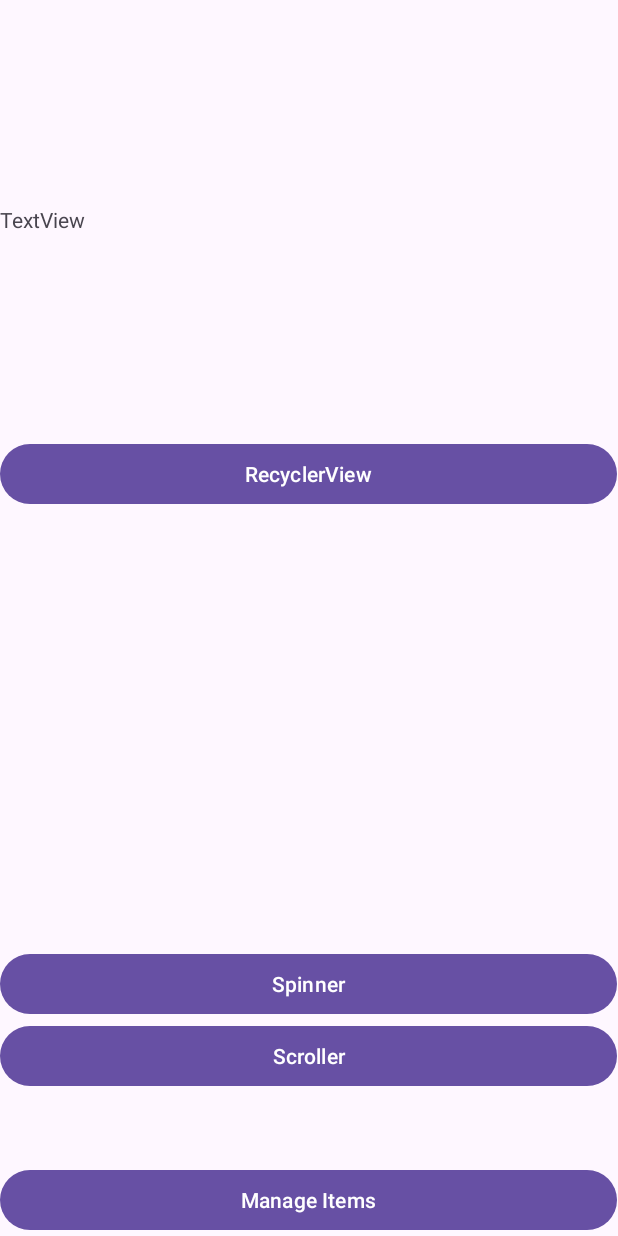
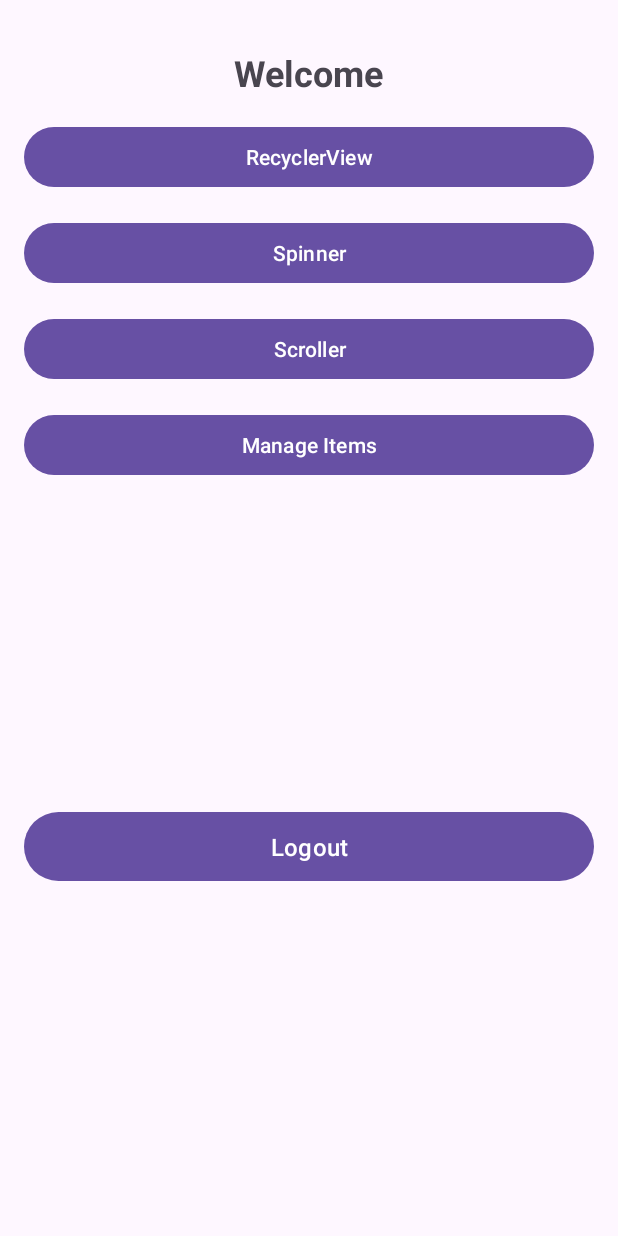
Before and after one commit to dawangk/B07-Planetze, an Android app: the screen it shows after launch once a user with an empty profile is signed in (HomeFragment), on a phone screen of 412 x 824 dp. Run offline under Robolectric (Android 15) with nearby library versions, the phone set to English and light mode, and no system bars; our stand-ins replace Firebase (no records; nobody signed in at launch, a user with empty details on screens opened directly).

Commit message:
Implemented Pop-up Message and Logout Button
Implemented pop-up message when the user input invalid email and/or password and also implemented logout button that redirects user to login page

```diff
--- a/app/src/main/java/com/example/b07projectfall2024/HomeFragment.java
+++ b/app/src/main/java/com/example/b07projectfall2024/HomeFragment.java
@@ -29,10 +29,12 @@ public class HomeFragment extends AppCompatActivity {
         super.onCreate(savedInstanceState);
         setContentView(R.layout.activity_home_fragment);
 
+
         Button buttonRecyclerView = findViewById(R.id.buttonRecyclerView);
         Button buttonScroller = findViewById(R.id.buttonScroller);
         Button buttonSpinner = findViewById(R.id.buttonSpinner);
         Button buttonManageItems = findViewById(R.id.buttonManageItems);
+        Button logoutButton = findViewById(R.id.logoutButton); // New Logout Button
 
         mAuth = FirebaseAuth.getInstance();
 
@@ -69,6 +71,19 @@ public class HomeFragment extends AppCompatActivity {
             @Override
             public void onClick(View v) { loadFragment(new ManageItemsFragment(), true);}
         });
+
+        // Logout button click listener
+        logoutButton.setOnClickListener(view -> {
+            mAuth.signOut(); // Sign out from Firebase
+            Intent intent = new Intent(HomeFragment.this, LoginActivityView.class);
+            intent.setFlags(Intent.FLAG_ACTIVITY_CLEAR_TOP | Intent.FLAG_ACTIVITY_NEW_TASK);
+
+            // Redirect to Login Page
+            startActivity(intent);
+
+            // Close current activity
+            finish();
+        });
     }
     private void loadFragment(Fragment fragment, boolean addToStack) {
         FragmentTransaction transaction = getSupportFragmentManager().beginTransaction();
--- a/app/src/main/java/com/example/b07projectfall2024/LoginPage/LoginActivityModel.java
+++ b/app/src/main/java/com/example/b07projectfall2024/LoginPage/LoginActivityModel.java
@@ -40,6 +40,10 @@ public class LoginActivityModel {
                                 });
                             }
                         }
+
+                        else {
+                            presenter.onLoginFailed("Invalid email and/or password");
+                        }
                     }
                 });
     }
--- a/app/src/main/java/com/example/b07projectfall2024/LoginPage/LoginActivityPresenter.java
+++ b/app/src/main/java/com/example/b07projectfall2024/LoginPage/LoginActivityPresenter.java
@@ -12,12 +12,21 @@ public class LoginActivityPresenter {
         this.model = model;
     }
 
+    /*
+    * Check if basic params for login fields (email and password) meet basic criteria
+    * If so then attempt to authenticate the user with firebase
+    * otherwise set an error notice in the problem field
+    *
+    * The basic criteria are indicated as so:
+    * - email isn't empty
+    * - password isn't empty
+    * - password is at least 6 characters long
+    * */
     public void Login(String email, String password){
         if (email.isEmpty()) {
             view.SetErrorField("EmailError", "Email is required");
             return;
         }
-
         if (password.isEmpty()) {
             view.SetErrorField("PasswordError", "Password is required");
             return;
@@ -28,7 +37,21 @@ public class LoginActivityPresenter {
         model.LoginUser(this, email, password);
     }
 
-    public <T extends AppCompatActivity> void PageRedirect(Class<T> TargetPage) {
-        view.startActivity(new Intent(view, TargetPage));
+    /*
+     * Callback for failed login attempts.
+     * Displays a pop-up message (Toast) with the provided error message.
+     * @param message The error message to display.
+     */
+    public void onLoginFailed(String message) {
+        view.showToastMessage(message);
+    }
+
+    /*
+        Given an Activity Class, TargetPage, redirects the current view to the target activity/page
+     */
+    public <T extends AppCompatActivity> Intent PageRedirect(Class<T> TargetPage) {
+        Intent tmpIntent = new Intent(view, TargetPage);
+        view.startActivity(tmpIntent);
+        return tmpIntent;
     }
 }
--- a/app/src/main/java/com/example/b07projectfall2024/LoginPage/LoginActivityView.java
+++ b/app/src/main/java/com/example/b07projectfall2024/LoginPage/LoginActivityView.java
@@ -4,6 +4,7 @@ import android.os.Bundle;
 import android.view.View;
 import android.widget.Button;
 import android.widget.EditText;
+import android.widget.Toast;
 
 import androidx.appcompat.app.AppCompatActivity;
 
@@ -35,6 +36,7 @@ public class LoginActivityView extends AppCompatActivity {
         InputFields.put("EmailField", (EditText)findViewById(R.id.loginEmailField));
         InputFields.put("PasswordField", (EditText)findViewById(R.id.loginPasswordField));
 
+        //Redirect user back to Register page
         registerRedirect.setOnClickListener(new View.OnClickListener() {
             @Override
             public void onClick(View v) {
@@ -42,6 +44,9 @@ public class LoginActivityView extends AppCompatActivity {
             }
         });
 
+        /*
+        On click attempt to login the user in with email and password fields
+         */
         buttonLogin.setOnClickListener(new View.OnClickListener() {
             @Override
             public void onClick(View v) {
@@ -53,6 +58,7 @@ public class LoginActivityView extends AppCompatActivity {
             }
         });
 
+        //Redirect user to forgot password page
         ForgotPassword.setOnClickListener(new View.OnClickListener() {
             @Override
             public void onClick(View v) {
@@ -61,6 +67,11 @@ public class LoginActivityView extends AppCompatActivity {
         });
     }
 
+    /*
+    Given the FieldName and ErrorMsg
+    If FieldName exists within this view then call setError on that given field with Error message ErrorMsg
+    as well as requesting focus.
+     */
     public void SetErrorField(String FieldName, String ErrorMsg){
         if(InputFields.containsKey(FieldName)){
             InputFields.get(FieldName).setError(ErrorMsg);
@@ -68,4 +79,12 @@ public class LoginActivityView extends AppCompatActivity {
         }
     }
 
+    /*
+     * Displays a toast message for invalid login attempts or other user notifications.
+     * @param message The message to display in the toast.
+     */
+    public void showToastMessage(String message) {
+        Toast.makeText(this, message, Toast.LENGTH_SHORT).show();
+    }
+
 }
--- a/app/src/main/java/com/example/b07projectfall2024/MainActivity.java
+++ b/app/src/main/java/com/example/b07projectfall2024/MainActivity.java
@@ -25,7 +25,9 @@ public class MainActivity extends AppCompatActivity {
         if(FirebaseAuth.getInstance().getCurrentUser() != null){
             startActivity(new Intent(MainActivity.this, HomeFragment.class));
             finish();
-        }else{
+        }
+
+        else{
             startActivity(new Intent(MainActivity.this, LoginActivityView.class));
             finish();
         }
@@ -47,4 +49,5 @@ public class MainActivity extends AppCompatActivity {
             super.onBackPressed();
         }
     }
+
 }
--- a/app/src/main/res/layout/activity_home_fragment.xml
+++ b/app/src/main/res/layout/activity_home_fragment.xml
@@ -6,46 +6,86 @@
     android:layout_height="match_parent"
     tools:context=".HomeFragment">
 
-    <Button
-        android:id="@+id/buttonRecyclerView"
-        android:layout_width="411dp"
-        android:layout_height="wrap_content"
-        android:text="@string/recyclerview"
-        app:layout_constraintBottom_toTopOf="@+id/buttonSpinner"
-        app:layout_constraintTop_toTopOf="parent"
-        tools:layout_editor_absoluteX="0dp" />
-
-    <Button
-        android:id="@+id/buttonScroller"
-        android:layout_width="411dp"
-        android:layout_height="wrap_content"
-        android:layout_marginBottom="48dp"
-        android:text="@string/scroller"
-        app:layout_constraintBottom_toTopOf="@+id/buttonManageItems"
-        tools:layout_editor_absoluteX="0dp" />
-
-    <Button
-        android:id="@+id/buttonSpinner"
-        android:layout_width="411dp"
-        android:layout_height="wrap_content"
-        android:text="@string/spinner"
-        app:layout_constraintBottom_toTopOf="@+id/buttonScroller"
-        tools:layout_editor_absoluteX="0dp" />
-
-    <Button
-        android:id="@+id/buttonManageItems"
-        android:layout_width="411dp"
-        android:layout_height="wrap_content"
-        android:text="@string/manage_items"
-        app:layout_constraintBottom_toBottomOf="parent" />
-
+    <!-- Title or Name -->
     <TextView
         android:id="@+id/NameTest"
         android:layout_width="wrap_content"
         android:layout_height="wrap_content"
-        android:text="TextView"
-        app:layout_constraintBottom_toTopOf="@+id/buttonRecyclerView"
+        android:text="Welcome"
+        android:textSize="24sp"
+        android:textStyle="bold"
+        android:layout_marginTop="32dp"
         app:layout_constraintTop_toTopOf="parent"
-        tools:layout_editor_absoluteX="111dp" />
+        app:layout_constraintStart_toStartOf="parent"
+        app:layout_constraintEnd_toEndOf="parent" />
+
+    <!-- RecyclerView Button -->
+    <Button
+        android:id="@+id/buttonRecyclerView"
+        android:layout_width="0dp"
+        android:layout_height="wrap_content"
+        android:layout_marginTop="16dp"
+        android:layout_marginStart="16dp"
+        android:layout_marginEnd="16dp"
+        android:text="@string/recyclerview"
+        app:layout_constraintTop_toBottomOf="@+id/NameTest"
+        app:layout_constraintStart_toStartOf="parent"
+        app:layout_constraintEnd_toEndOf="parent" />
+
+    <!-- Spinner Button -->
+    <Button
+        android:id="@+id/buttonSpinner"
+        android:layout_width="0dp"
+        android:layout_height="wrap_content"
+        android:layout_marginTop="16dp"
+        android:layout_marginStart="16dp"
+        android:layout_marginEnd="16dp"
+        android:text="@string/spinner"
+        app:layout_constraintTop_toBottomOf="@+id/buttonRecyclerView"
+        app:layout_constraintStart_toStartOf="parent"
+        app:layout_constraintEnd_toEndOf="parent" />
+
+    <!-- Scroller Button -->
+    <Button
+        android:id="@+id/buttonScroller"
+        android:layout_width="0dp"
+        android:layout_height="wrap_content"
+        android:layout_marginTop="16dp"
+        android:layout_marginStart="16dp"
+        android:layout_marginEnd="16dp"
+        android:text="@string/scroller"
+        app:layout_constraintTop_toBottomOf="@+id/buttonSpinner"
+        app:layout_constraintStart_toStartOf="parent"
+        app:layout_constraintEnd_toEndOf="parent" />
+
+    <!-- Manage Items Button -->
+    <Button
+        android:id="@+id/buttonManageItems"
+        android:layout_width="0dp"
+        android:layout_height="wrap_content"
+        android:layout_marginTop="16dp"
+        android:layout_marginStart="16dp"
+        android:layout_marginEnd="16dp"
+        android:text="@string/manage_items"
+        app:layout_constraintTop_toBottomOf="@+id/buttonScroller"
+        app:layout_constraintStart_toStartOf="parent"
+        app:layout_constraintEnd_toEndOf="parent" />
+
+    <!-- Logout Button -->
+    <Button
+        android:id="@+id/logoutButton"
+        android:layout_width="0dp"
+        android:layout_height="wrap_content"
+        android:layout_marginTop="16dp"
+        android:layout_marginBottom="32dp"
+        android:layout_marginStart="16dp"
+        android:layout_marginEnd="16dp"
+        android:text="Logout"
+        android:textSize="16sp"
+        android:padding="12dp"
+        app:layout_constraintTop_toBottomOf="@+id/buttonManageItems"
+        app:layout_constraintStart_toStartOf="parent"
+        app:layout_constraintEnd_toEndOf="parent"
+        app:layout_constraintBottom_toBottomOf="parent" />
 
 </androidx.constraintlayout.widget.ConstraintLayout>
```
